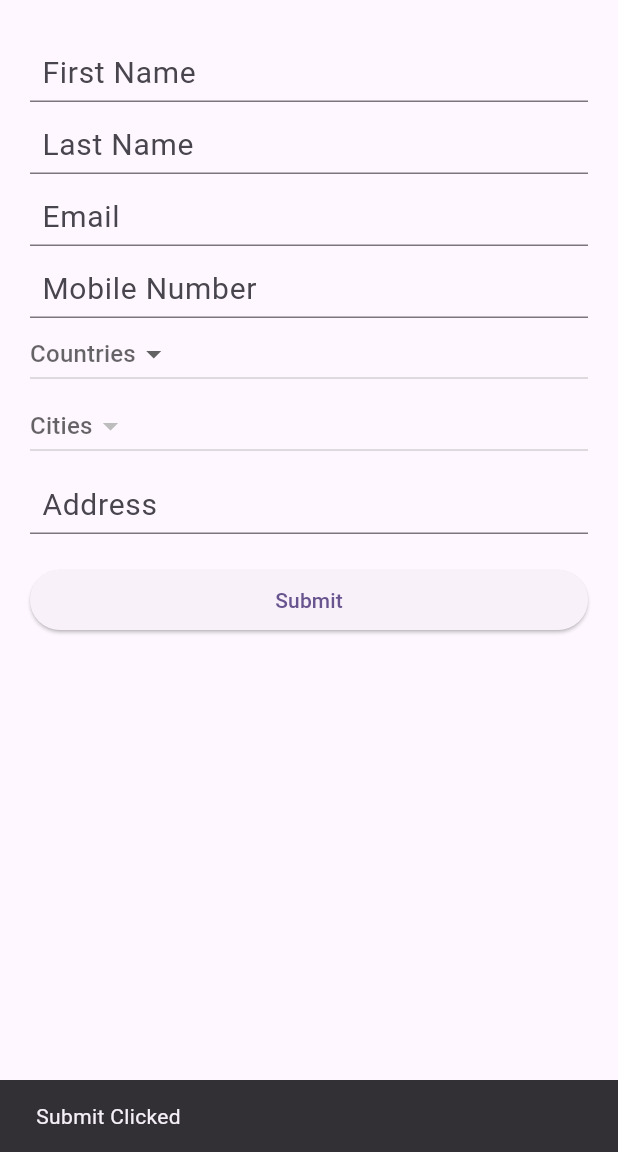
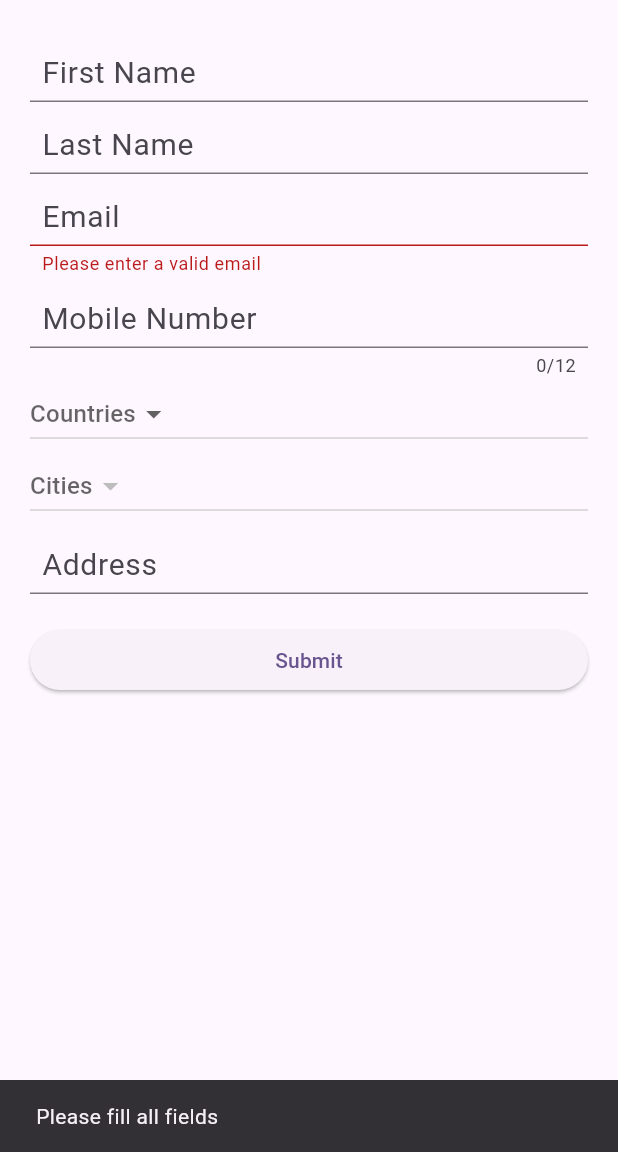
Before and after one commit to satishdasyam/SignUp, a Flutter app: the screen it shows after launch, after a tap on "Submit", on a phone screen of 412 x 824 dp, the part 84-1236 px from its top. Run offline on Flutter 3.47's test engine with Material 2 defaults, Android fonts, the phone set to English and light mode, and no system bars; our stand-ins replace email_validator.

Commit message:
Add validations
1) Add email validator to TextField
2) Check all textfields for empty
3) Navigate to next page:

```diff
--- /dev/null
+++ b/lib/home_page.dart
@@ -0,0 +1,23 @@
+import 'package:flutter/material.dart';
+
+class HomePage extends StatelessWidget {
+  const HomePage({super.key});
+
+  @override
+  Widget build(BuildContext context) {
+    return MaterialApp(
+      title: 'EmployeeApp',
+      theme: ThemeData(
+        colorScheme: ColorScheme.fromSeed(seedColor: Colors.deepPurple),
+        useMaterial3: true,
+      ),
+      home: Scaffold(
+        resizeToAvoidBottomInset: false,
+        appBar: AppBar(
+          title: const Text("HomePage"),
+        ),
+        body: const Text("Unique ID"),
+      ),
+    );
+  }
+}
--- a/lib/main.dart
+++ b/lib/main.dart
@@ -1,5 +1,8 @@
+import 'package:employee_sign_up/home_page.dart';
+import 'package:flutter/foundation.dart';
 import 'package:flutter/material.dart';
 import 'package:flutter/services.dart';
+import 'package:email_validator/email_validator.dart';
 
 void main() {
   runApp(const MyApp());
@@ -12,39 +15,47 @@ class MyApp extends StatelessWidget {
   @override
   Widget build(BuildContext context) {
     return MaterialApp(
-      title: 'Flutter Demo',
+      title: 'EmployeeApp',
       theme: ThemeData(
         colorScheme: ColorScheme.fromSeed(seedColor: Colors.deepPurple),
         useMaterial3: true,
       ),
-      home: const MyHomePage(title: 'Employee Signup Page'),
+      home: const SignUpPage(title: 'Employee Signup Page'),
     );
   }
 }
 
-class MyHomePage extends StatefulWidget {
-  const MyHomePage({super.key, required this.title});
+class SignUpPage extends StatefulWidget {
+  const SignUpPage({super.key, required this.title});
 
   final String title;
 
   @override
-  State<MyHomePage> createState() => _MyHomePageState();
+  State<SignUpPage> createState() => _SignUpPageState();
 }
 
-class _MyHomePageState extends State<MyHomePage> {
+class _SignUpPageState extends State<SignUpPage> {
   String? selectedCountry;
   String? selectedCity;
 
   List<String>? countryList = ["India", "Russia", "China", "Japan"];
   List<String>? cityList = [];
+  List<TextEditingController> textFieldControllerList =
+      List.filled(5, TextEditingController());
   Map<String, List<String>> countryCityMap = {
-    "India": ["Hyderabad", "Pune", "Ahmedabad", "Warangal"],
+    "India": ["Warangal", "Hyderabad", "Ahmedabad", "Pune"],
     "China": ["Beijing", "Shanghai", "Wuhan"],
     "Japan": ["Tokyo", "Hiroshima", "Yokohama"],
     "Russia": ["Moscow", "Saint Petersburg"]
   };
 
-  var snackBar = const SnackBar(content: Text("Submit Clicked"));
+  _SignUpPageState() {
+    for (int i = 1; i < textFieldControllerList.length; i++) {
+      textFieldControllerList[i] = TextEditingController();
+    }
+  }
+
+  final Widget currentPage = const SignUpPage(title: 'Employee Signup Page');
 
   @override
   Widget build(BuildContext context) {
@@ -69,32 +80,42 @@ class _MyHomePageState extends State<MyHomePage> {
             child: ListView(
               //mainAxisAlignment: MainAxisAlignment.center,
               children: <Widget>[
-                const TextField(
+                TextField(
+                  controller: textFieldControllerList[0],
                   textInputAction: TextInputAction.next,
-                  style: TextStyle(fontSize: 20),
-                  decoration: InputDecoration(
+                  style: const TextStyle(fontSize: 20),
+                  decoration: const InputDecoration(
                       hintText: "First Name",
                       contentPadding:
                           EdgeInsets.only(left: 8, right: 8, top: 8)),
                 ),
-                const TextField(
+                TextField(
+                  controller: textFieldControllerList[1],
                   textInputAction: TextInputAction.next,
-                  style: TextStyle(fontSize: 20),
-                  decoration: InputDecoration(
+                  style: const TextStyle(fontSize: 20),
+                  decoration: const InputDecoration(
                       hintText: "Last Name",
                       contentPadding:
                           EdgeInsets.only(left: 8, right: 8, top: 8)),
                 ),
-                const TextField(
+                Form(
+                    autovalidateMode: AutovalidateMode.always,
+                    child: TextFormField(
+                      controller: textFieldControllerList[2],
+                      textInputAction: TextInputAction.next,
+                      style: const TextStyle(fontSize: 20),
+                      validator: (value) => EmailValidator.validate(value!)
+                          ? null
+                          : "Please enter a valid email",
+                      decoration: const InputDecoration(
+                          hintText: "Email",
+                          contentPadding:
+                              EdgeInsets.only(left: 8, right: 8, top: 8)),
+                    )),
+                TextField(
+                  controller: textFieldControllerList[3],
                   textInputAction: TextInputAction.next,
-                  style: TextStyle(fontSize: 20),
-                  decoration: InputDecoration(
-                      hintText: "Email",
-                      contentPadding:
-                          EdgeInsets.only(left: 8, right: 8, top: 8)),
-                ),
-                TextField(
-                  textInputAction: TextInputAction.next,
+                  maxLength: 12,
                   keyboardType: TextInputType.number,
                   inputFormatters: <TextInputFormatter>[
                     FilteringTextInputFormatter.digitsOnly
@@ -125,9 +146,10 @@ class _MyHomePageState extends State<MyHomePage> {
                       );
                     }).toList(),
                     onChanged: onCityDropDownChanged),
-                const TextField(
-                  style: TextStyle(fontSize: 20),
-                  decoration: InputDecoration(
+                TextField(
+                  controller: textFieldControllerList[4],
+                  style: const TextStyle(fontSize: 20),
+                  decoration: const InputDecoration(
                       hintText: "Address",
                       contentPadding:
                           EdgeInsets.only(left: 8, right: 8, top: 8)),
@@ -135,7 +157,7 @@ class _MyHomePageState extends State<MyHomePage> {
                 Container(
                     margin: const EdgeInsets.only(top: 20),
                     child: ElevatedButton(
-                        onPressed: submitButtonClick,
+                        onPressed: validateFormFields,
                         child: const Text("Submit"))),
               ],
             ),
@@ -157,7 +179,26 @@ class _MyHomePageState extends State<MyHomePage> {
     });
   }
 
-  void submitButtonClick() {
-    ScaffoldMessenger.of(context).showSnackBar(snackBar);
+  void validateFormFields() {
+    var snackBar = const SnackBar(content: Text("Please fill all fields"));
+    bool areFieldsExempted = false;
+    for (int i = 0; i < textFieldControllerList.length; i++) {
+      if (kDebugMode) {
+        print("TEST:${textFieldControllerList[i].text}");
+      }
+      if (textFieldControllerList[i].text.isEmpty) {
+        areFieldsExempted = true;
+        break;
+      }
+    }
+    if (areFieldsExempted) {
+      ScaffoldMessenger.of(context).showSnackBar(snackBar);
+    } else {
+      //Navigator.pop(context);
+      Navigator.push(
+        context,
+        MaterialPageRoute(builder: (context) => const HomePage()),
+      );
+    }
   }
 }
--- a/pubspec.yaml
+++ b/pubspec.yaml
@@ -30,6 +30,7 @@ environment:
 dependencies:
   flutter:
     sdk: flutter
+  email_validator: ^2.1.17
 
 
   # The following adds the Cupertino Icons font to your application.
```
Also changed, not shown: pubspec.lock.
